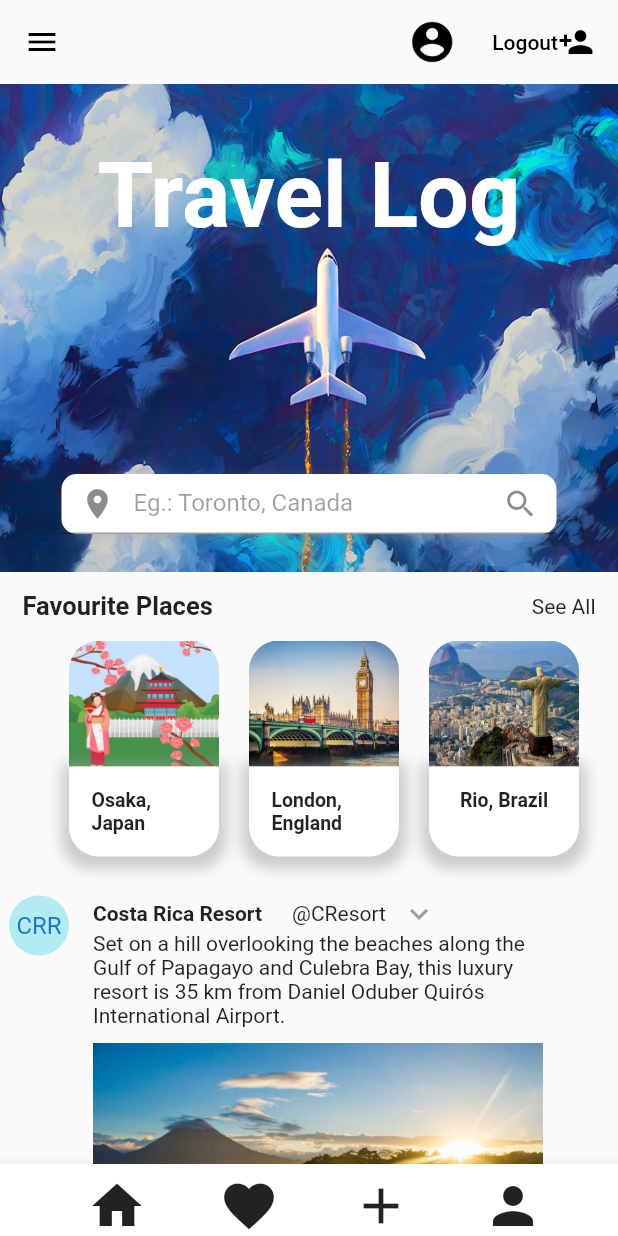
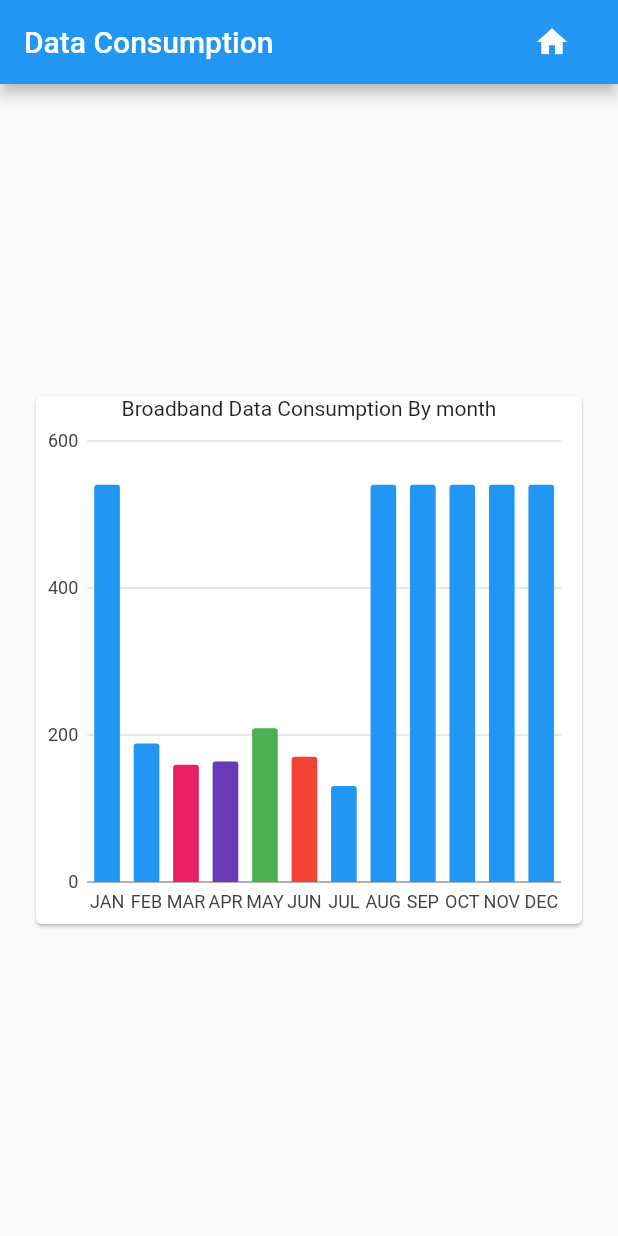
Before and after one commit to tilovashahrin/travel-itinerary, a Flutter app: the screen it shows after launch, on a phone screen of 412 x 824 dp. Run offline on Flutter 3.47's test engine with Material 2 defaults, Android fonts, the phone set to English and light mode, and no system bars; our stand-ins replace charts_flutter, cloud_firestore, firebase_core, flutter_local_notifications, shared_preferences and 2 more; missing offline and left inert: dart:ffi, date_range_picker, time_range_picker; accounts and stored records are empty; statements that could not run were skipped.

Commit message:
added graph

```diff
--- /dev/null
+++ b/travel_app/lib/chart.dart
@@ -0,0 +1,99 @@
+import 'package:flutter/material.dart';
+import 'package:travel_app/models/data_consumption.dart';
+import 'package:travel_app/models/data_cart.dart';
+import 'package:charts_flutter/flutter.dart' as charts;
+
+import 'home_screen/main_screen.dart';
+
+class HomePage extends StatelessWidget {
+  static const routeName = '/charts';
+  final List<DataConsumption> data = [
+    DataConsumption(
+      month: 'JAN',
+      dataInGb: 540.45,
+      barColor: charts.ColorUtil.fromDartColor(Colors.blue),
+    ),
+    DataConsumption(
+      month: 'FEB',
+      dataInGb:188.31,
+      barColor: charts.ColorUtil.fromDartColor(Colors.blue),
+    ),
+    DataConsumption(
+      month: 'MAR',
+      dataInGb: 159.39,
+      barColor: charts.ColorUtil.fromDartColor(Colors.pink),
+    ),
+    DataConsumption(
+      month: 'APR',
+      dataInGb: 163.82,
+      barColor: charts.ColorUtil.fromDartColor(Colors.deepPurple),
+    ),
+    DataConsumption(
+      month: 'MAY',
+      dataInGb: 209.26,
+      barColor: charts.ColorUtil.fromDartColor(Colors.green),
+    ),
+    DataConsumption(
+      month: 'JUN',
+      dataInGb: 170.26,
+      barColor: charts.ColorUtil.fromDartColor(Colors.red),
+    ),
+    DataConsumption(
+      month: 'JUL',
+      dataInGb: 130.45,
+      barColor: charts.ColorUtil.fromDartColor(Colors.blue),
+    ),
+    DataConsumption(
+      month: 'AUG',
+      dataInGb: 540.45,
+      barColor: charts.ColorUtil.fromDartColor(Colors.blue),
+    ),
+    DataConsumption(
+      month: 'SEP',
+      dataInGb: 540.45,
+      barColor: charts.ColorUtil.fromDartColor(Colors.blue),
+    ),
+    DataConsumption(
+      month: 'OCT',
+      dataInGb: 540.45,
+      barColor: charts.ColorUtil.fromDartColor(Colors.blue),
+    ),
+    DataConsumption(
+      month: 'NOV',
+      dataInGb: 540.45,
+      barColor: charts.ColorUtil.fromDartColor(Colors.blue),
+    ),
+    DataConsumption(
+      month: 'DEC',
+      dataInGb: 540.45,
+      barColor: charts.ColorUtil.fromDartColor(Colors.blue),
+    ),
+  ];
+  @override
+  Widget build(BuildContext context) {
+    return Scaffold(
+      appBar: AppBar(
+        backgroundColor: Colors.blue,
+        title: Text('Data Consumption'),
+          actions: [
+      FlatButton( //Riya added this log out button
+      child: Row(
+      children: <Widget>[
+          Icon(Icons.home,  color: Colors.white),
+      ],
+    ),
+
+    onPressed: (){
+    Navigator.of(context).pushReplacementNamed(MainScreen.routeName);
+    },
+    ),
+    ],
+      ),
+      body: Center(
+        child: DataChart(
+          data: data,
+        ),
+      ),
+    );
+  }
+}
--- a/travel_app/lib/home_screen/main_screen.dart
+++ b/travel_app/lib/home_screen/main_screen.dart
@@ -1,5 +1,7 @@
+
 import 'package:flutter/material.dart';
 import 'package:flutter/rendering.dart';
+import '../chart.dart';
 import '../login_screen.dart';
 import 'timeline.dart';
 import '../like_screen.dart';
@@ -33,6 +35,7 @@ class _MainScreenState extends State<MainScreen> {
               currentAccountPicture: new CircleAvatar(
                 backgroundImage: AssetImage('images/profile.png'),
               ),
+
             ),
           ],
         ),
@@ -42,14 +45,25 @@ class _MainScreenState extends State<MainScreen> {
         elevation: 0,
         leading: Builder(
           builder: (context) => IconButton(
-          icon: new Icon(Icons.menu),
-          color: Colors.black,
+            icon: new Icon(Icons.menu),
+            color: Colors.black,
             onPressed: ()=> Scaffold.of(context).openDrawer(
 
             ),
           ),
         ),
         actions: [
+          FlatButton( //Riya added this log out button
+            child: Row(
+              children: <Widget>[
+                Icon(Icons.insert_chart)
+              ],
+            ),
+
+            onPressed: (){
+              Navigator.of(context).pushReplacementNamed(HomePage.routeName);
+            },
+          ),
           IconButton(
             icon:
             ClipOval(
@@ -69,7 +83,7 @@ class _MainScreenState extends State<MainScreen> {
             onPressed: (){
               Navigator.of(context).pushReplacementNamed(LoginScreen.routeName);
             },
-          )
+          ),
         ],
       ),
 
--- a/travel_app/lib/lang/ru.json
+++ b/travel_app/lib/lang/ru.json
@@ -8,5 +8,5 @@
   "InvE":"неверный адрес электронной почты",
   "Err ":"Произошла ошибка",
   "K":"Ладно",
-  "Auth":"Ошибка аутентификации. Пожалуйста, повторите попытку позже."
+  "Auth":"Ошибка аутентификации. Пожалуйста, повторите попытку позже. "
 }
--- a/travel_app/lib/login_screen.dart
+++ b/travel_app/lib/login_screen.dart
@@ -16,6 +16,7 @@ class LoginScreen extends StatefulWidget {
   LoginScreen({Key key}) : super(key: key);
   @override
   _LoginScreenState createState() => _LoginScreenState();
+
 }
 
 class _LoginScreenState extends State<LoginScreen> {
--- a/travel_app/lib/main.dart
+++ b/travel_app/lib/main.dart
@@ -1,6 +1,6 @@
 //import 'package:flutt/home.page.dart';
 import 'package:travel_app/classes/demo_localization.dart';
-
+import 'chart.dart';
 import 'login_screen.dart';
 import 'signup_screen.dart';
 import 'loginProgess/screens/authentication.dart';
@@ -68,11 +68,12 @@ class _MyAppState extends State<MyApp> {
           }
           return supportedLocales.first;
         },
-        home: MainScreen(),
+        home:  HomePage(),
         routes: {
           SignupScreen.routeName: (ctx)=> SignupScreen(),
           LoginScreen.routeName: (ctx)=> LoginScreen(),
           MainScreen.routeName: (ctx)=> MainScreen(),
+          HomePage.routeName: (ctx)=> HomePage(),
         },
       ),
     );
--- /dev/null
+++ b/travel_app/lib/models/data_cart.dart
@@ -0,0 +1,40 @@
+import 'data_consumption.dart';
+import 'package:flutter/material.dart';
+import 'package:charts_flutter/flutter.dart' as charts;
+
+class DataChart extends StatelessWidget {
+  final List<DataConsumption> data;
+  const DataChart({Key key, this.data}) : super(key: key);
+  @override
+  Widget build(BuildContext context) {
+    List<charts.Series<DataConsumption, String>> series = [
+      charts.Series(
+        data: data,
+        id: "DataConsumption",
+        domainFn: (DataConsumption series, _) => series.month,
+        measureFn: (DataConsumption series, _) => series.dataInGb,
+        colorFn: (DataConsumption seies, _) => seies.barColor,
+      )
+    ];
+    return Container(
+      height: 400,
+      padding: EdgeInsets.all(20),
+      child: Card(
+        child: Column(
+          children: <Widget>[
+            Text(
+              "Broadband Data Consumption By month",
+              style: Theme.of(context).textTheme.bodyText2,
+            ),
+            Expanded(
+              child: charts.BarChart(
+                series,
+                animate: true,
+              ),
+            )
+          ],
+        ),
+      ),
+    );
+  }
+}
--- /dev/null
+++ b/travel_app/lib/models/data_consumption.dart
@@ -0,0 +1,13 @@
+import 'dart:ffi';
+
+import 'package:charts_flutter/flutter.dart' as charts;
+import 'package:flutter/foundation.dart';
+
+class DataConsumption {
+  final String month;
+  final double dataInGb;
+  final charts.Color barColor;
+
+  DataConsumption(
+      {@required this.month, @required this.dataInGb, @required this.barColor});
+}
--- a/travel_app/pubspec.yaml
+++ b/travel_app/pubspec.yaml
@@ -34,11 +34,12 @@ dependencies:
   timezone:
   time_range_picker: ^1.1.0
   date_range_picker: ^1.0.5
+  provider: ^4.0.4
+  firebase_auth: ^0.18.4+1
   http: ^0.12.2
-  provider: ^4.0.4
   flutter_localizations: # Add this line
     sdk: flutter
-
+  charts_flutter: ^0.9.0
 dev_dependencies:
   flutter_test:
     sdk: flutter
```
Also changed, not shown: travel_app/pubspec.lock.
